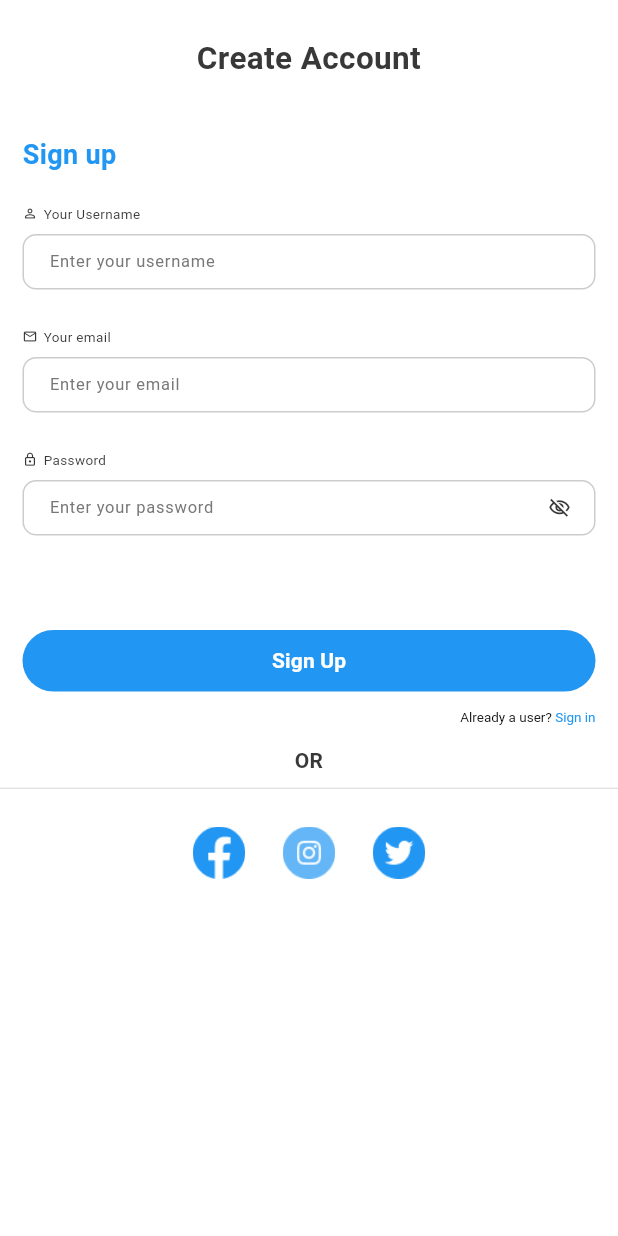
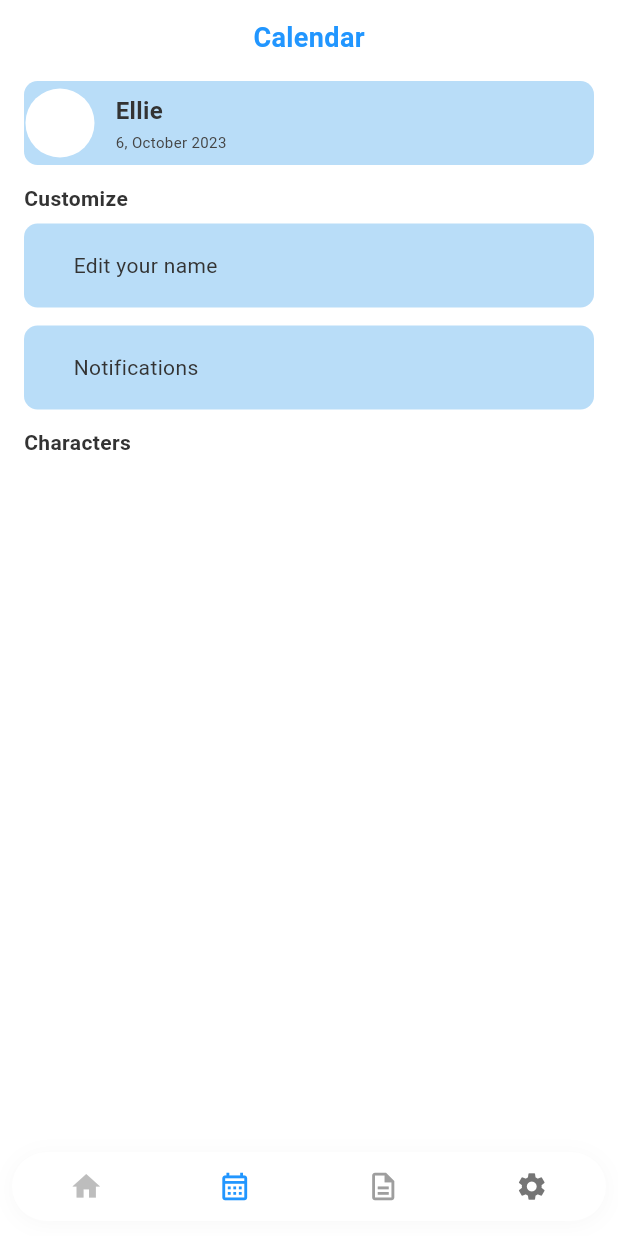
Before and after one commit to YahiaAshraf-CS/advanced_to_do_list, a Flutter app: the screen it shows after launch, on a phone screen of 412 x 824 dp. Run offline on Flutter 3.47's test engine with Material 3 defaults, Android fonts, the phone set to English and light mode, and no system bars.

Commit message:
feat: -build calender_screen ui

```diff
--- a/lib/main.dart
+++ b/lib/main.dart
@@ -1,5 +1,5 @@
 import 'package:flutter/material.dart';
-import 'screens/sign_up_screen.dart';
+import 'screens/calendar_screen.dart';
 
 void main() {
   runApp(const MyApp());
@@ -14,7 +14,7 @@ class MyApp extends StatelessWidget {
       debugShowCheckedModeBanner: false,
       title: 'Advanced To Do List',
       theme: ThemeData(useMaterial3: true),
-      home: const SignUpScreen(),
+      home: const CalendarScreen(),
     );
   }
 }
--- /dev/null
+++ b/lib/screens/calendar_screen.dart
@@ -0,0 +1,199 @@
+import 'package:flutter/material.dart';
+
+class CalendarScreen extends StatelessWidget {
+  const CalendarScreen({super.key});
+
+  static const Color blueColor = Color(0xFF2196FF);
+  static const Color cardColor = Color(0xFFB9DDF8);
+
+  @override
+  Widget build(BuildContext context) {
+    return Scaffold(
+      backgroundColor: Colors.white,
+      body: SafeArea(
+        child: Column(
+          children: [
+            const SizedBox(height: 12),
+
+            const Text(
+              'Calendar',
+              style: TextStyle(
+                color: blueColor,
+                fontSize: 18,
+                fontWeight: FontWeight.bold,
+              ),
+            ),
+
+            const SizedBox(height: 16),
+
+            // Profile Card
+            Padding(
+              padding: const EdgeInsets.symmetric(horizontal: 16),
+              child: Container(
+                height: 56,
+                decoration: BoxDecoration(
+                  color: cardColor,
+                  borderRadius: BorderRadius.circular(9),
+                ),
+                child: Row(
+                  children: [
+                    Container(
+                      width: 46,
+                      height: 46,
+                      margin: const EdgeInsets.only(left: 1),
+                      decoration: const BoxDecoration(
+                        color: Colors.white,
+                        shape: BoxShape.circle,
+                      ),
+                    ),
+
+                    const SizedBox(width: 14),
+
+                    const Column(
+                      mainAxisAlignment: MainAxisAlignment.center,
+                      crossAxisAlignment: CrossAxisAlignment.start,
+                      children: [
+                        Text(
+                          'Ellie',
+                          style: TextStyle(
+                            fontSize: 16,
+                            fontWeight: FontWeight.bold,
+                            color: Color(0xFF333333),
+                          ),
+                        ),
+                        SizedBox(height: 2),
+                        Text(
+                          '6, October 2023',
+                          style: TextStyle(
+                            fontSize: 10,
+                            color: Color(0xFF444444),
+                          ),
+                        ),
+                      ],
+                    ),
+                  ],
+                ),
+              ),
+            ),
+
+            const SizedBox(height: 12),
+
+            // Customize Title
+            const Padding(
+              padding: EdgeInsets.symmetric(horizontal: 16),
+              child: Align(
+                alignment: Alignment.centerLeft,
+                child: Text(
+                  'Customize',
+                  style: TextStyle(
+                    fontSize: 14,
+                    fontWeight: FontWeight.bold,
+                    color: Color(0xFF333333),
+                  ),
+                ),
+              ),
+            ),
+
+            const SizedBox(height: 7),
+
+            // Edit Your Name
+            _buildOption(title: 'Edit your name', onTap: () {}),
+
+            const SizedBox(height: 12),
+
+            // Notifications
+            _buildOption(title: 'Notifications', onTap: () {}),
+
+            const SizedBox(height: 12),
+
+            // Characters Title
+            const Padding(
+              padding: EdgeInsets.symmetric(horizontal: 16),
+              child: Align(
+                alignment: Alignment.centerLeft,
+                child: Text(
+                  'Characters',
+                  style: TextStyle(
+                    fontSize: 14,
+                    fontWeight: FontWeight.bold,
+                    color: Color(0xFF333333),
+                  ),
+                ),
+              ),
+            ),
+
+            const Spacer(),
+
+            // Bottom Navigation Bar
+            Container(
+              margin: const EdgeInsets.fromLTRB(8, 0, 8, 10),
+              padding: const EdgeInsets.symmetric(vertical: 12),
+              decoration: BoxDecoration(
+                color: Colors.white,
+                borderRadius: BorderRadius.circular(35),
+                boxShadow: [
+                  BoxShadow(
+                    color: Colors.grey.withValues(alpha: 0.08),
+                    blurRadius: 12,
+                    offset: const Offset(0, 2),
+                  ),
+                ],
+              ),
+              child: const Row(
+                mainAxisAlignment: MainAxisAlignment.spaceAround,
+                children: [
+                  Icon(Icons.home, color: Color(0xFFBDBDBD), size: 22),
+                  Icon(
+                    Icons.calendar_month_outlined,
+                    color: blueColor,
+                    size: 22,
+                  ),
+                  Icon(
+                    Icons.description_outlined,
+                    color: Color(0xFF9E9E9E),
+                    size: 22,
+                  ),
+                  Icon(Icons.settings, color: Color(0xFF757575), size: 22),
+                ],
+              ),
+            ),
+          ],
+        ),
+      ),
+    );
+  }
+
+  static Widget _buildOption({
+    required String title,
+    required VoidCallback onTap,
+  }) {
+    return Padding(
+      padding: const EdgeInsets.symmetric(horizontal: 16),
+      child: Material(
+        color: cardColor,
+        borderRadius: BorderRadius.circular(9),
+        child: InkWell(
+          borderRadius: BorderRadius.circular(9),
+          onTap: onTap,
+          child: SizedBox(
+            width: double.infinity,
+            height: 56,
+            child: Padding(
+              padding: const EdgeInsets.only(left: 33),
+              child: Align(
+                alignment: Alignment.centerLeft,
+                child: Text(
+                  title,
+                  style: const TextStyle(
+                    fontSize: 14,
+                    color: Color(0xFF333333),
+                  ),
+                ),
+              ),
+            ),
+          ),
+        ),
+      ),
+    );
+  }
+}
```
